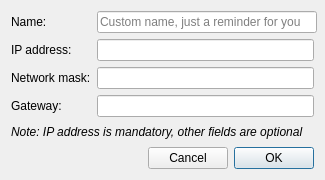
Before: the Qt Designer form UI/DlgPredefinedIP.ui in Folco68/Folco, drawn with Qt 5.
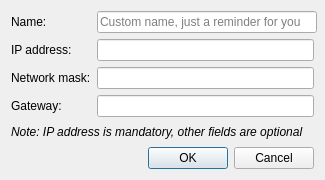
After: the same form once the commit is applied. Custom widgets are drawn as their Qt base class.

Commit message: - Inverted the position of OK / Cancel buttons - DlgConfiguration: Re-labelled butotn OK to Save - DlgConfiguration: update the buttons after some operations, to keep a consistent UI

```diff
--- a/UI/DlgPredefinedIP.ui
+++ b/UI/DlgPredefinedIP.ui
@@ -101,16 +101,6 @@
        </property>
       </spacer>
      </item>
-     <item>
-      <widget class="QPushButton" name="ButtonCancel">
-       <property name="text">
-        <string>Cancel</string>
-       </property>
-       <property name="autoDefault">
-        <bool>false</bool>
-       </property>
-      </widget>
-     </item>
      <item>
       <widget class="QPushButton" name="ButtonOK">
        <property name="text">
@@ -121,6 +111,16 @@
        </property>
       </widget>
      </item>
+     <item>
+      <widget class="QPushButton" name="ButtonCancel">
+       <property name="text">
+        <string>Cancel</string>
+       </property>
+       <property name="autoDefault">
+        <bool>false</bool>
+       </property>
+      </widget>
+     </item>
     </layout>
    </item>
   </layout>
```
The commit also changes 4 other files.
